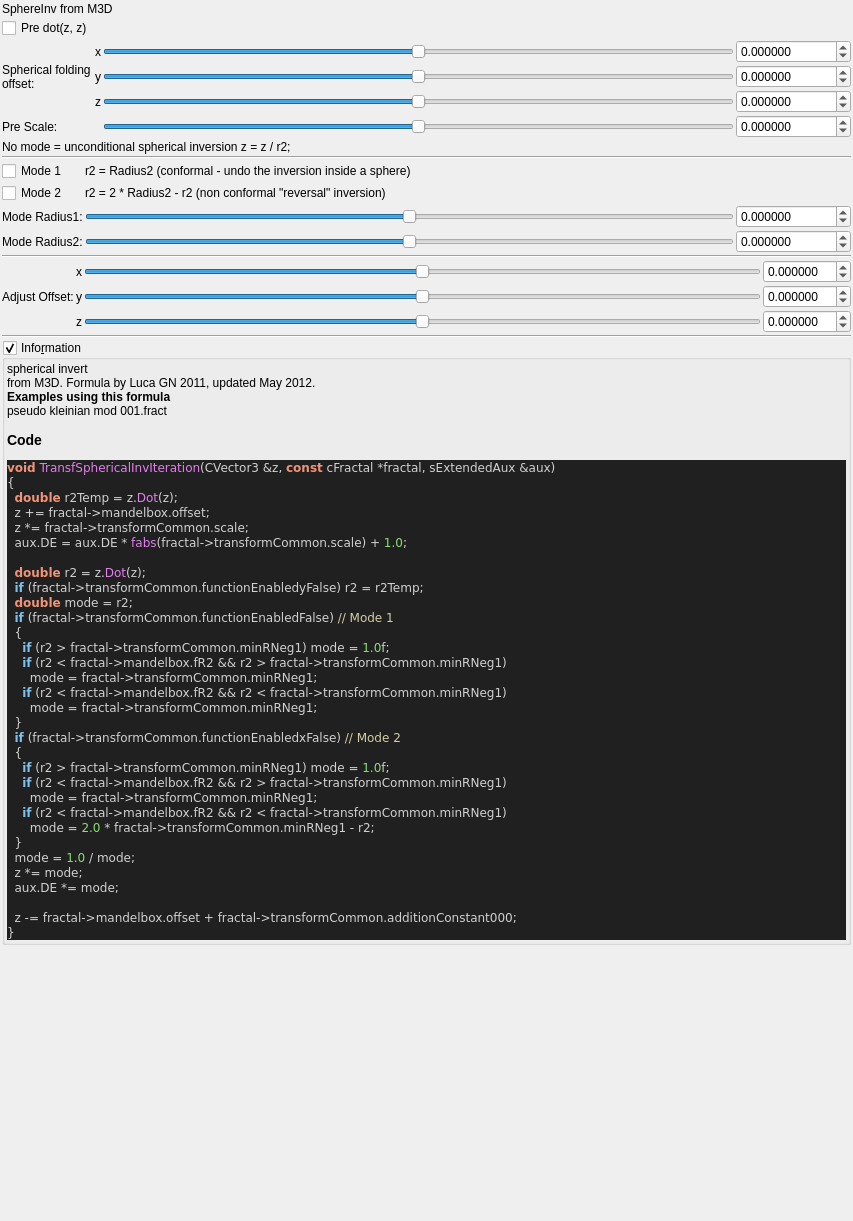
Before: the Qt Designer form mandelbulber2/qt_data/fractal_transf_spherical_inv.ui in buddhi1980/mandelbulber2, drawn with Qt 5.
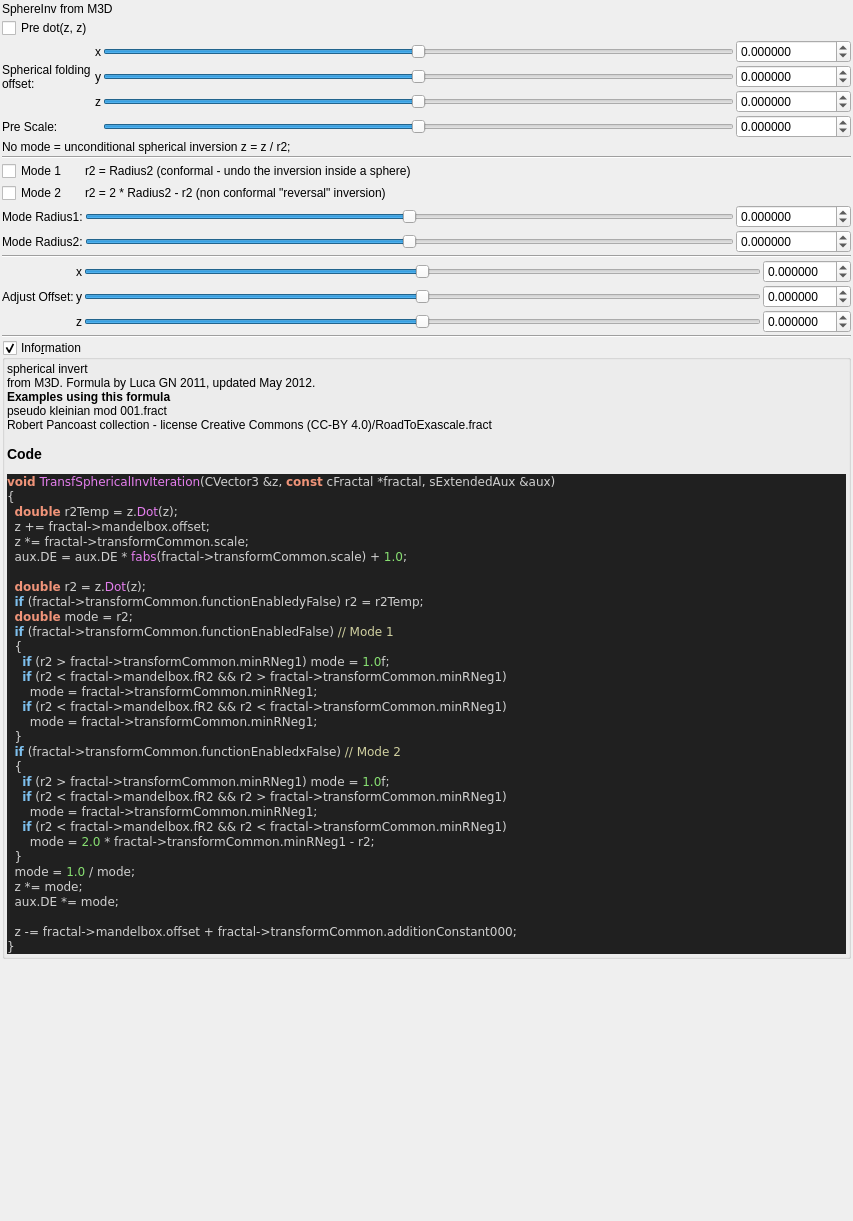
After: the same form once the commit is applied. Custom widgets are drawn as their Qt base class.

Commit message: formula ui cleanup with populateUiInformation.php

Diff of the .ui file:
```diff
--- a/mandelbulber2/qt_data/fractal_transf_spherical_inv.ui
+++ b/mandelbulber2/qt_data/fractal_transf_spherical_inv.ui
@@ -713,7 +713,7 @@
         <property name="text">
          <string notr="true">&lt;p&gt;spherical invert&lt;br&gt;from M3D. Formula by Luca GN 2011, updated May 2012.&lt;/p&gt;&lt;table&gt;
 &lt;/table&gt;
-&lt;br&gt;&lt;b&gt;Examples using this formula&lt;/b&gt;&lt;br&gt;pseudo kleinian mod 001.fract&lt;h3&gt;Code&lt;/h3&gt;
+&lt;br&gt;&lt;b&gt;Examples using this formula&lt;/b&gt;&lt;br&gt;pseudo kleinian mod 001.fract&lt;br&gt;Robert Pancoast collection - license Creative Commons (CC-BY 4.0)/RoadToExascale.fract&lt;h3&gt;Code&lt;/h3&gt;
 &lt;body style=&quot;background-color:#202020&quot;&gt;
 &lt;pre style=&quot;color:#d0d0d0; background-color:#202020;  font-family:'Courier New',monospace;&quot;&gt;&lt;span style=&quot;color:#f09479; font-weight:bold&quot;&gt;void&lt;/span&gt; &lt;span style=&quot;color:#e47eed&quot;&gt;TransfSphericalInvIteration&lt;/span&gt;&lt;span style=&quot;color:#d0d0d0&quot;&gt;(&lt;/span&gt;CVector3 &lt;span style=&quot;color:#d0d0d0&quot;&gt;&amp;amp;&lt;/span&gt;z&lt;span style=&quot;color:#d0d0d0&quot;&gt;,&lt;/span&gt; &lt;span style=&quot;color:#f09479; font-weight:bold&quot;&gt;const&lt;/span&gt; cFractal &lt;span style=&quot;color:#d0d0d0&quot;&gt;*&lt;/span&gt;fractal&lt;span style=&quot;color:#d0d0d0&quot;&gt;,&lt;/span&gt; sExtendedAux &lt;span style=&quot;color:#d0d0d0&quot;&gt;&amp;amp;&lt;/span&gt;aux&lt;span style=&quot;color:#d0d0d0&quot;&gt;)&lt;/span&gt;
 &lt;span style=&quot;color:#d0d0d0&quot;&gt;{&lt;/span&gt;
```
The commit also changes 23 other files.
